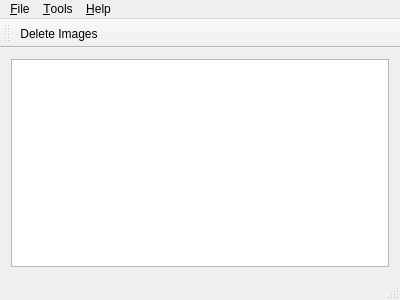
This is mainwindow.ui in QSaman/AnkiUtility as Qt 5 draws it before an edit. The edited form follows.
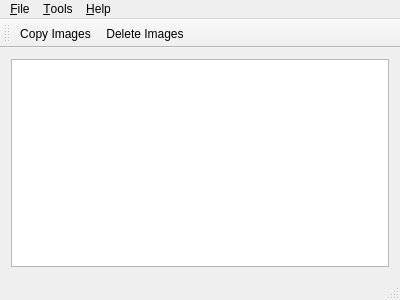
This is the edited form. Icons and pictures are not drawn. Custom widgets are drawn as their Qt base class.

Commit message: Adding Deleting Image support. But It doesn't complete yet.

What changed in the file:
```diff
--- a/mainwindow.ui
+++ b/mainwindow.ui
@@ -40,6 +40,7 @@
      <string>&amp;Tools</string>
     </property>
     <addaction name="action_Save"/>
+    <addaction name="actionDeleteImages"/>
    </widget>
    <widget class="QMenu" name="menu_Help">
     <property name="title">
@@ -67,16 +68,20 @@
    <attribute name="toolBarBreak">
     <bool>false</bool>
    </attribute>
-   <addaction name="actionDelete_Images"/>
+   <addaction name="actionCopyImages"/>
+   <addaction name="actionDeleteImages"/>
   </widget>
   <widget class="QStatusBar" name="statusBar"/>
-  <action name="actionDelete_Images">
+  <action name="actionCopyImages">
+   <property name="checkable">
+    <bool>true</bool>
+   </property>
    <property name="icon">
     <iconset resource="resources.qrc">
      <normaloff>:/Resources/Images/1340368690_iPhoto.png</normaloff>:/Resources/Images/1340368690_iPhoto.png</iconset>
    </property>
    <property name="text">
-    <string>Delete Images</string>
+    <string>Copy Images</string>
    </property>
    <property name="shortcut">
     <string>Ctrl+R</string>
@@ -92,6 +97,15 @@
     <string>About Qt</string>
    </property>
   </action>
+  <action name="actionDeleteImages">
+   <property name="icon">
+    <iconset resource="resources.qrc">
+     <normaloff>:/Resources/Images/Delete-icon.png</normaloff>:/Resources/Images/Delete-icon.png</iconset>
+   </property>
+   <property name="text">
+    <string>Delete Images</string>
+   </property>
+  </action>
  </widget>
  <layoutdefault spacing="6" margin="11"/>
  <customwidgets>
```
The commit also changes 8 other files.
